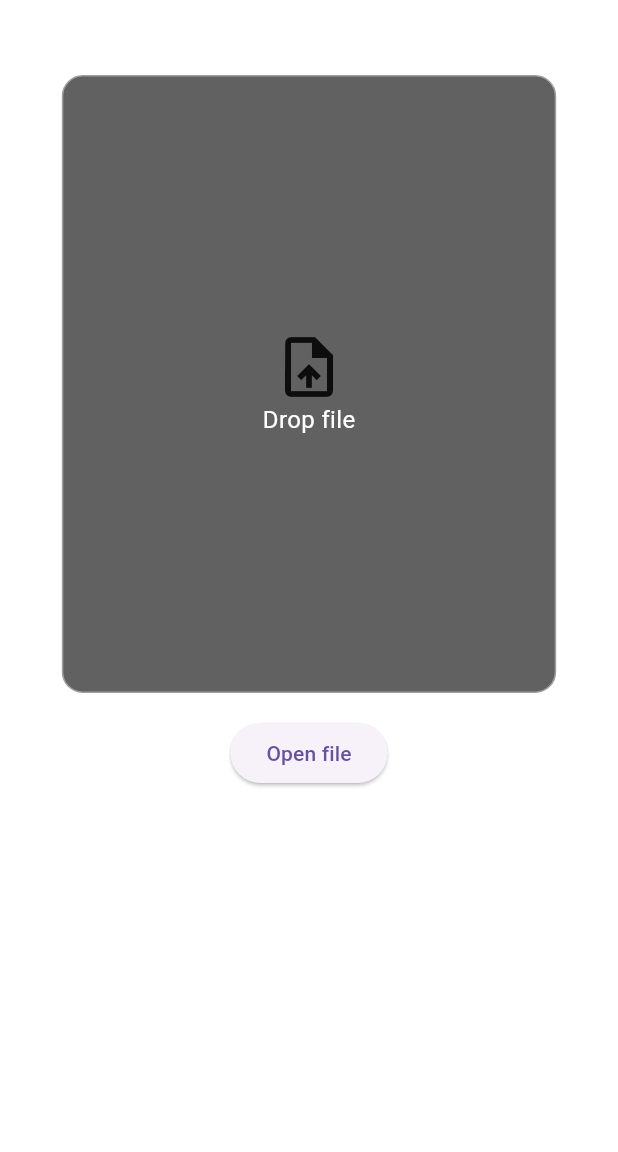
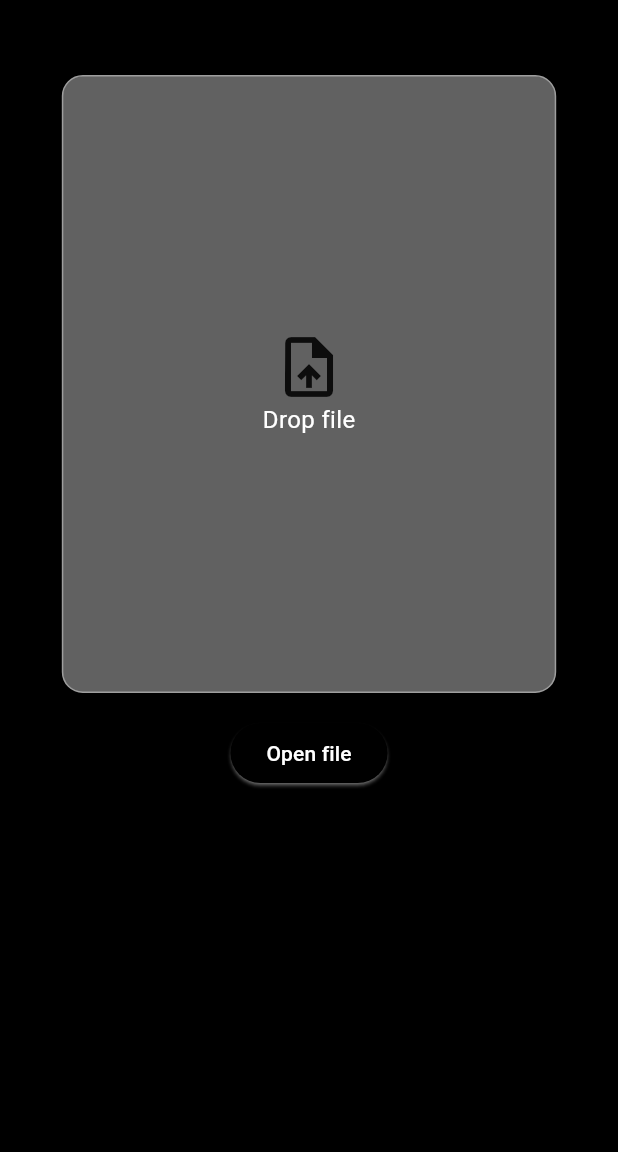
Before and after one commit to SChinchi/LogViewer, a Flutter app: the screen it shows after launch, on a phone screen of 412 x 824 dp, the part 84-1236 px from its top. Run offline on Flutter 3.47's test engine with Material 3 defaults, Android fonts, the phone set to English and light mode, and no system bars; our stand-ins replace expandable, file_picker, shared_preferences, sqflite_common_ffi; missing offline and left inert: super_drag_and_drop; accounts and stored records are empty.

Commit message:
Create a unified app theme

```diff
--- a/lib/log_parser.dart
+++ b/lib/log_parser.dart
@@ -5,6 +5,7 @@ import 'dart:math';
 import 'package:flutter/material.dart';
 import 'package:http/http.dart' as http;
 import 'package:log_viewer/settings.dart';
+import 'package:log_viewer/themes/themes.dart';
 
 import 'constants.dart';
 import 'database.dart';
@@ -41,7 +42,7 @@ class Event {
       color = Colors.yellow;
     }
     else {
-      color = Colors.white;
+      color = AppTheme.primaryColor;
     }
     lineCount = fullString.split('\n').length;
     var modPattern = RegExp(r'^TS Manifest: (.*)').firstMatch(match.group(4)!);
--- a/lib/screens/home_screen.dart
+++ b/lib/screens/home_screen.dart
@@ -11,12 +11,13 @@ import 'package:super_drag_and_drop/super_drag_and_drop.dart';
 import 'package:log_viewer/constants.dart';
 import 'package:log_viewer/log_parser.dart';
 import 'package:log_viewer/main.dart';
+import 'package:log_viewer/themes/themes.dart';
 import 'console/console_screen.dart';
 
 class HomeScreen extends StatefulWidget {
+  final String title;
+
   const HomeScreen({super.key, required this.title});
-
-  final String title;
 
   @override
   State<HomeScreen> createState() => _HomeScreenState();
@@ -39,36 +40,37 @@ class _HomeScreenState extends State<HomeScreen> {
 
   @override
   Widget build(BuildContext context) {
-    var size = MediaQuery.of(context).size;
-    return Scaffold(
+    final size = MediaQuery.of(context).size;
+    return MaterialApp(
+      debugShowCheckedModeBanner: false,
+      theme: AppTheme.theme,
+      home: Scaffold(
         appBar: AppBar(
           title: const Text(Constants.appTitle,
-              style: TextStyle(
-                color: Colors.white,
-                fontWeight: FontWeight.bold
-              )
+            style: TextStyle(fontWeight: FontWeight.bold),
           ),
-        backgroundColor: Colors.black,
         ),
-      backgroundColor: Colors.white10,
         body: Column(
           children: [
-          SafeArea(child: Padding(
+            SafeArea(
+              child: Padding(
                 padding: const EdgeInsets.all(16.0).copyWith(top: 50),
                 child: Container(
                   width: min(size.width * .8, 700),
                   height: min(size.height * .5, 500),
                   decoration: BoxDecoration(
-                  color: Colors.grey[700],
+                    color: AppTheme.selectedColor,
                     border: Border.all(color: Colors.grey),
                     borderRadius: BorderRadius.circular(14),
                   ),
-                child: _DropZone()
-              )
-          )),
-          Center(child: _FilePicker())
+                  child: _DropZone(),
+                ),
+              ),
+            ),
+            Center(child: _FilePicker()),
           ],
-      )
+        ),
+      ),
     );
   }
 }
@@ -84,6 +86,7 @@ class _FilePickerState extends State<_FilePicker>{
   @override
   Widget build(BuildContext context) {
     return ElevatedButton(
+      style: ElevatedButton.styleFrom(shadowColor: Colors.white),
       onPressed: () async {
         result = await FilePicker.platform.pickFiles(allowMultiple: false);
         if (result != null) {
@@ -128,7 +131,7 @@ class _DropZoneState extends State<_DropZone> {
                 child: _preview,
               ),
             ),
-          )
+          ),
         ],
       ),
     );
@@ -141,7 +144,8 @@ class _DropZoneState extends State<_DropZone> {
         decoration: BoxDecoration(
           borderRadius: BorderRadius.circular(13),
           color: Colors.black.withValues(alpha: 0.2),
-      ));
+        ),
+      );
     });
     return event.session.allowedOperations.firstOrNull ?? DropOperation.none;
   }
@@ -184,12 +188,9 @@ Widget _upload = const Column(
   children: [
     Icon(Icons.upload_file, size: 48),
     Text(Constants.dropText,
-        style: TextStyle(
-          color: Colors.white,
-          fontSize: 16,
+      style: TextStyle(fontSize: 16),
     ),
-      )
-    ]
+  ],
 );
 
 void _tryNavigate(BuildContext context, List<String>? fileLines) {
--- /dev/null
+++ b/lib/themes/themes.dart
@@ -0,0 +1,45 @@
+import 'package:flutter/material.dart';
+
+class AppTheme {
+  static const bool _isDarkTheme = true;
+
+  static get primaryColor => _isDarkTheme ? Colors.white : Colors.black;
+
+  static get secondaryColor => _isDarkTheme ? Colors.black : Colors.white;
+
+  static get selectedColor => _isDarkTheme ? Colors.grey[700] : Colors.grey[400];
+
+  static get disabledColor => _isDarkTheme ? Colors.white30 : Colors.black38;
+
+  static get dialogBackgroundColor => _isDarkTheme ? Colors.grey[800] : Colors.grey[200];
+
+  static ThemeData get theme {
+    return ThemeData(
+      useMaterial3: true,
+      applyElevationOverlayColor: true,
+      colorScheme: ColorScheme(
+        brightness: Brightness.light,
+        primary: primaryColor,
+        onPrimary: secondaryColor,
+        secondary: secondaryColor,
+        onSecondary: primaryColor,
+        error: Colors.red,
+        onError: secondaryColor,
+        surface: secondaryColor,
+        onSurface: primaryColor,
+      ),
+      cardTheme: CardThemeData(
+        shadowColor: primaryColor,
+        shape: RoundedRectangleBorder(borderRadius: BorderRadius.circular(5)),
+      ),
+      sliderTheme: SliderThemeData(
+          inactiveTrackColor: disabledColor
+      ),
+      textTheme: TextTheme(
+        bodySmall: TextStyle(
+          color: primaryColor,
+        ),
+      ),
+    );
+  }
+}
```
Also changed, not shown: lib/screens/console/console_screen.dart (+27 -33 lines), lib/screens/console/tabs/console_tab.dart (+26 -28 lines), lib/screens/console/tabs/diagnostics_tabs.dart (+7 -9 lines), lib/screens/console/tabs/modlist_tab.dart (+24 -27 lines), lib/screens/console/tabs/summary_tab.dart (+5 -8 lines), lib/screens/settings_screen.dart (+56 -54 lines). Lines whose indentation alone changed are shown as unchanged.
